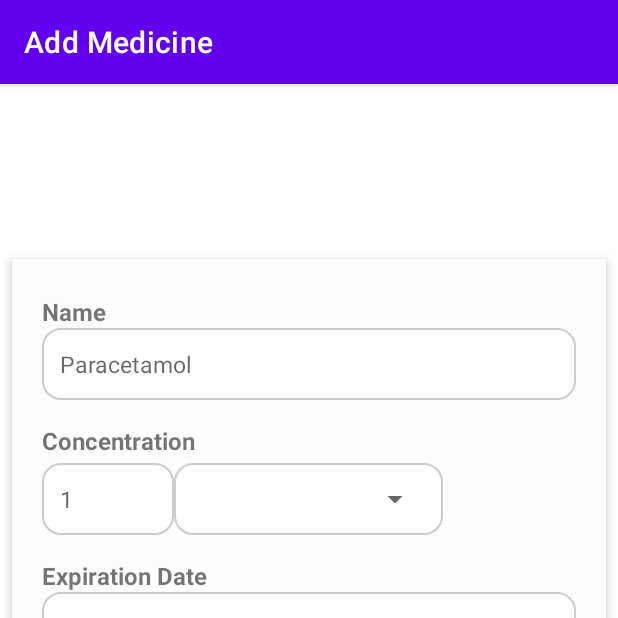
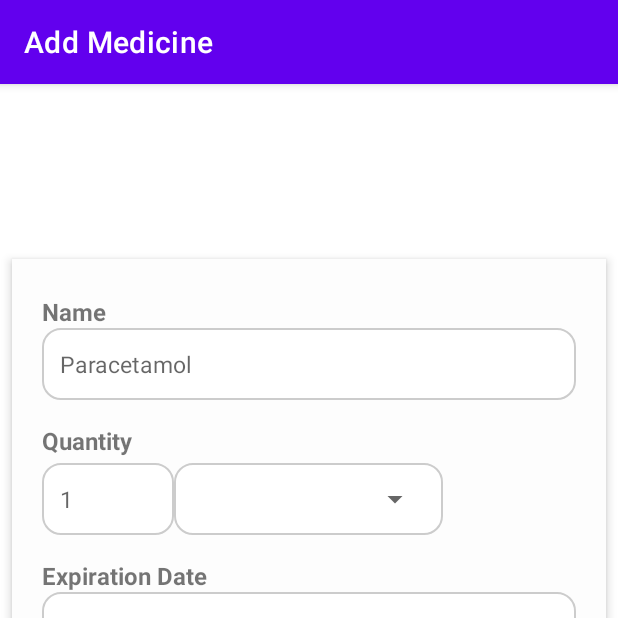
Before and after one commit to GustavoZSin/MedicBuddy, an Android app: the FormAddMedicineToStockActivity screen opened directly, with no data from a screen before it, on a phone screen of 412 x 824 dp, the top half of it. Run offline under Robolectric (Android 15) with nearby library versions, the phone set to English and light mode, and no system bars.

Commit message:
#refactor: Ajuste de nomes de campos

```diff
--- a/app/src/main/res/layout/activity_form_add_medicine_to_stock.xml
+++ b/app/src/main/res/layout/activity_form_add_medicine_to_stock.xml
@@ -36,11 +36,11 @@
             android:padding="12dp"
             android:textSize="15sp" />
 
-        <!-- Concentração -->
+        <!-- Quantidade de Estoque -->
         <TextView
             android:layout_width="match_parent"
             android:layout_height="wrap_content"
-            android:text="@string/activity_form_add_medicine_to_stock_lbl_concentration"
+            android:text="@string/activity_form_add_medicine_to_stock_lbl_quantity_stock"
             android:layout_marginTop="16dp"
             android:textSize="16sp"
             android:textStyle="bold" />
@@ -53,7 +53,7 @@
             android:weightSum="2">
 
             <EditText
-                android:id="@+id/activity_form_add_medicine_to_stock_concentration"
+                android:id="@+id/activity_form_add_medicine_to_stock_quantity_stock"
                 android:layout_width="0dp"
                 android:layout_height="48dp"
                 android:layout_weight="1"
@@ -70,7 +70,7 @@
                 android:padding="8dp">
 
                 <Spinner
-                    android:id="@+id/activity_form_add_medicine_to_stock_concentration_unit"
+                    android:id="@+id/activity_form_add_medicine_to_stock_medicine_unit"
                     style="@style/Widget.AppCompat.DropDownItem.Spinner"
                     android:layout_width="match_parent"
                     android:layout_height="32dp"
--- a/app/src/main/res/values/strings.xml
+++ b/app/src/main/res/values/strings.xml
@@ -15,7 +15,7 @@
     <string name="fragment_my_pharmacy_lbl_medicines">Medicine Stock</string>
     <string name="fragment_my_pharmacy_button_add_medicines">Add New Medicine</string>
     <string name="activity_form_add_medicine_to_stock_lbl_name">Name</string>
-    <string name="activity_form_add_medicine_to_stock_lbl_concentration">Concentration</string>
+    <string name="activity_form_add_medicine_to_stock_lbl_quantity_stock">Quantity</string>
     <string name="activity_form_add_medicine_to_stock_lbl_expiration_date">Expiration Date</string>
     <string name="activity_form_add_medicine_to_stock_lbl_medicine_type">Type</string>
     <string name="activity_form_add_medicine_to_stock_lbl_administration_type">Administration Type</string>
```
Also changed, not shown: 1 other file.
